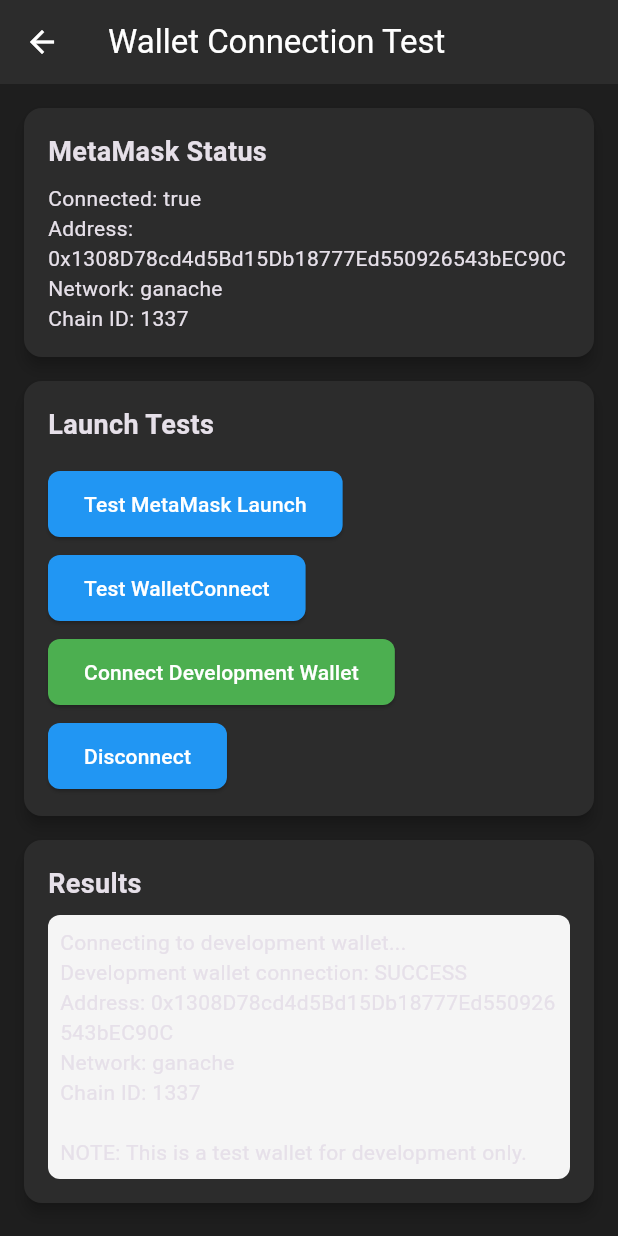
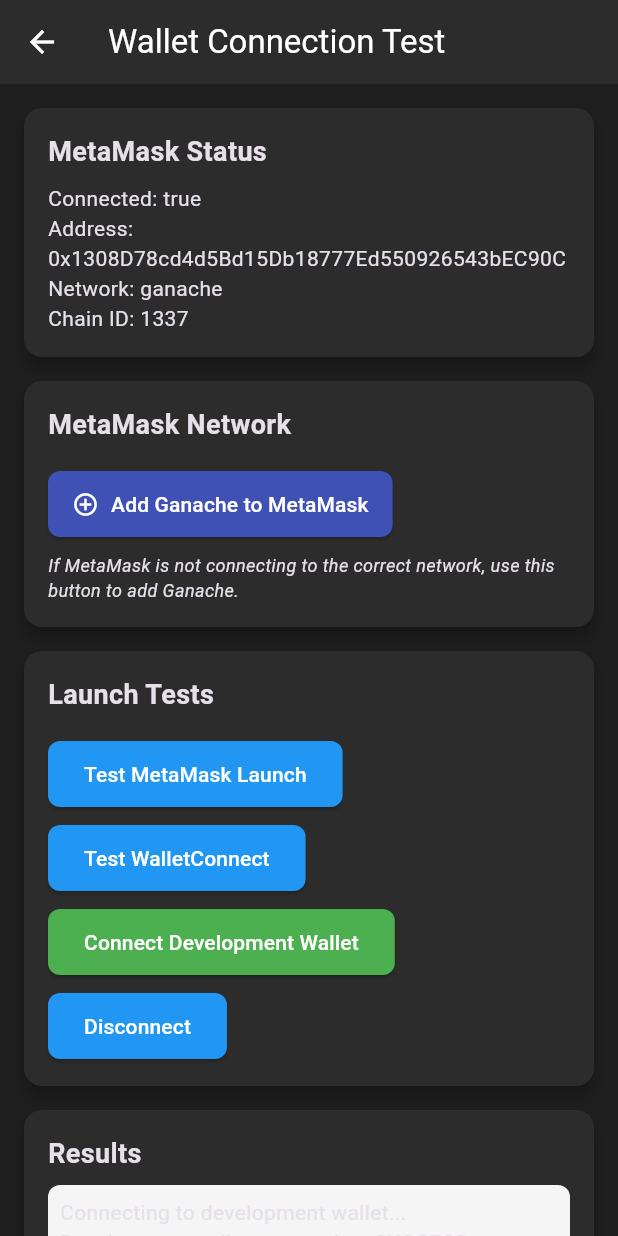
Before and after one commit to Mwaluchronicles1/crypto-pro, a Flutter app: the WalletTestScreen screen opened by its route, after a tap on "Test MetaMask Launch", after a tap on "Test WalletConnect", after a tap on "Connect Development Wallet", on a phone screen of 412 x 824 dp. Run offline on Flutter 3.47's test engine with Material 3 defaults, Android fonts, the light colour scheme and no system bars; our stand-ins replace convert, flutter_dotenv, qr_flutter; missing offline and left inert: walletconnect_flutter_v2, web3dart; statements that could not run were skipped; project files that could hold a hidden picture were left out.

Commit message:
updated cryptopro

```diff
--- a/lib/screens/document_verification_screen.dart
+++ b/lib/screens/document_verification_screen.dart
@@ -3,6 +3,7 @@
 import '../services/wallet_connect_service.dart';
 import '../services/document_service.dart';
 import '../widgets/wallet_connect_button.dart';
+import '../utils/network_config.dart';
 
 class DocumentVerificationScreen extends StatefulWidget {
   final DocumentService documentService;
@@ -388,6 +389,7 @@
         constraints: const BoxConstraints(maxWidth: 400),
         child: Column(
           mainAxisAlignment: MainAxisAlignment.center,
+          mainAxisSize: MainAxisSize.min,
           children: [
             const Icon(
               Icons.account_balance_wallet_outlined,
@@ -402,6 +404,7 @@
                 fontWeight: FontWeight.bold,
                 color: Colors.white,
               ),
+              textAlign: TextAlign.center,
             ),
             const SizedBox(height: 16),
             const Text(
@@ -413,25 +416,40 @@
               ),
             ),
             const SizedBox(height: 32),
-            ElevatedButton(
+            SizedBox(
+              width: double.infinity,
+              child: ElevatedButton(
                 onPressed: () => _handleWalletConnection(walletService),
                 style: ElevatedButton.styleFrom(
                   backgroundColor: const Color(0xFF2196F3),
-                padding: const EdgeInsets.symmetric(horizontal: 32, vertical: 16),
+                  padding: const EdgeInsets.symmetric(horizontal: 24, vertical: 16),
                   shape: RoundedRectangleBorder(
                     borderRadius: BorderRadius.circular(8),
                   ),
                 ),
-              child: Row(
-                mainAxisSize: MainAxisSize.min,
-                children: const [
-                  Icon(Icons.link),
-                  SizedBox(width: 8),
-                  Text(
+                child: const Text(
                   'Connect Wallet',
                   style: TextStyle(fontSize: 16),
                 ),
-                ],
+              ),
+            ),
+            const SizedBox(height: 16),
+            SizedBox(
+              width: double.infinity,
+              child: OutlinedButton(
+                onPressed: () => NetworkConfig.addGanacheToMetaMask(context),
+                style: OutlinedButton.styleFrom(
+                  padding: const EdgeInsets.symmetric(horizontal: 24, vertical: 16),
+                  side: const BorderSide(color: Color(0xFF2196F3)),
+                  shape: RoundedRectangleBorder(
+                    borderRadius: BorderRadius.circular(8),
+                  ),
+                ),
+                child: const Text(
+                  'Add Ganache to MetaMask',
+                  style: TextStyle(fontSize: 16),
+                  textAlign: TextAlign.center,
+                ),
               ),
             ),
             const SizedBox(height: 16),
@@ -454,25 +472,32 @@
     });
 
     try {
-      // For assignment testing, use the development wallet connection
-      // This avoids using private keys directly in the code
-      final bool connected = await walletService.connectDevelopmentWallet();
+      // Try to use real MetaMask connection first
+      final bool connected = await walletService.connect();
 
       if (mounted) {
         if (connected) {
+          // Check if connected to Ganache
+          if (walletService.chainId == 1337) {
             ScaffoldMessenger.of(context).showSnackBar(
               const SnackBar(
-              content: Text('Wallet connected successfully (Development mode)'),
+                content: Text('Connected to Ganache successfully'),
                 backgroundColor: Colors.green,
               ),
             );
-        } else if (walletService.errorMessage != null) {
+          } else {
+            // Wrong network warning
             ScaffoldMessenger.of(context).showSnackBar(
               SnackBar(
-              content: Text('Connection error: ${walletService.errorMessage}'),
-              backgroundColor: Colors.red,
+                content: Text('Connected to ${walletService.currentNetwork} instead of Ganache. Please switch networks in MetaMask.'),
+                backgroundColor: Colors.orange,
+                duration: const Duration(seconds: 5),
               ),
             );
+          }
+        } else if (walletService.errorMessage != null) {
+          // If MetaMask connection fails, try fallback to development mode
+          await _tryDevelopmentFallback(walletService);
         } else {
           ScaffoldMessenger.of(context).showSnackBar(
             const SnackBar(
@@ -490,12 +515,38 @@
             backgroundColor: Colors.red,
           ),
         );
+        // Try development fallback as last resort
+        await _tryDevelopmentFallback(walletService);
       }
     } finally {
       if (mounted) {
         setState(() {
           _isConnecting = false;
         });
+      }
+    }
+  }
+
+  // Try to connect using development wallet as fallback
+  Future<void> _tryDevelopmentFallback(WalletConnectService walletService) async {
+    if (mounted) {
+      ScaffoldMessenger.of(context).showSnackBar(
+        const SnackBar(
+          content: Text('MetaMask connection failed. Using development mode as fallback...'),
+          backgroundColor: Colors.blue,
+        ),
+      );
+
+      // Try development wallet as fallback
+      final bool devConnected = await walletService.connectDevelopmentWallet();
+
+      if (mounted && devConnected) {
+        ScaffoldMessenger.of(context).showSnackBar(
+          const SnackBar(
+            content: Text('Connected using development mode'),
+            backgroundColor: Colors.green,
+          ),
+        );
       }
     }
   }
--- a/lib/services/contract_service.dart
+++ b/lib/services/contract_service.dart
@@ -243,7 +243,7 @@
         'hash': resultHash,
         'title': title,
         'owner': owner.hex,
-        'timestamp': timestamp.toString(),
+        'timestamp': timestamp.toInt(),
         'exists': exists,
         'status': status,
         'verifiers': verifiers.map((v) => (v as EthereumAddress).hex).toList(),
--- a/lib/services/wallet_connect_service.dart
+++ b/lib/services/wallet_connect_service.dart
@@ -11,8 +11,8 @@
   String? _currentAddress;
   int? _chainId;
   String? _errorMessage;
-  final List<String> _availableNetworks = ['ethereum', 'sepolia', 'polygon', 'binance'];
-  String _currentNetwork = 'sepolia';
+  final List<String> _availableNetworks = ['ganache', 'ethereum', 'sepolia', 'polygon', 'binance'];
+  String _currentNetwork = 'ganache'; // Default to Ganache
 
   // Chain Names (Human readable)
   final Map<String, String> _chainNames = {
@@ -20,6 +20,7 @@
     'sepolia': 'Sepolia Testnet',
     'polygon': 'Polygon',
     'binance': 'BNB Chain',
+    'ganache': 'Ganache Local',
   };
 
   // Chain IDs
@@ -28,6 +29,7 @@
     'sepolia': 11155111,
     'polygon': 137,
     'binance': 56,
+    'ganache': 1337,
   };
 
   // Network RPC URLs
@@ -36,6 +38,7 @@
     'sepolia': 'https://sepolia.infura.io/v3/9aa3d95b3bc440fa88ea12eaa4456161',
     'polygon': 'https://polygon-rpc.com',
     'binance': 'https://bsc-dataseed.binance.org/',
+    'ganache': 'http://127.0.0.1:7545', // Local Ganache
   };
 
   // WalletConnect V2 Web3Wallet
@@ -60,21 +63,8 @@
   // Initialize
   Future<void> initialize() async {
     try {
-      // Add Ganache to available chains for local testing
-      if (!_networkChainIds.containsKey('ganache')) {
-        _networkChainIds['ganache'] = 1337;
-        _networkRpcUrls['ganache'] = 'http://127.0.0.1:7545'; // Local address
-        _chainNames['ganache'] = 'Ganache Local';
-        if (!_availableNetworks.contains('ganache')) {
-          _availableNetworks.add('ganache');
-        }
-      }
-
-      // Default to Ganache for local testing
-      _currentNetwork = 'ganache';
-
-      // Initialize Web3Client with default network
-      _web3client = Web3Client(_networkRpcUrls[_currentNetwork]!, http.Client());
+      // Initialize Web3Client with default Ganache network
+      _web3client = Web3Client(_networkRpcUrls['ganache']!, http.Client());
 
       // Initialize WalletConnect client with a real Project ID
       _wcClient = await Web3App.createInstance(
@@ -95,7 +85,7 @@
       notifyListeners();
       debugPrint('WalletConnect initialized successfully');
       debugPrint('Available networks: $_availableNetworks');
-      debugPrint('Current network: $_currentNetwork');
+      debugPrint('Current network: $_currentNetwork (Chain ID: ${_networkChainIds[_currentNetwork]})');
     } catch (e) {
       _errorMessage = 'Failed to initialize WalletConnectService: $e';
       debugPrint('Error initializing WalletConnectService: $e');
@@ -151,15 +141,8 @@
         }
       }
 
-      // Add Ganache to available chains if testing locally
-      if (!_networkChainIds.containsKey('ganache')) {
-        _networkChainIds['ganache'] = 1337;
-        _networkRpcUrls['ganache'] = 'http://192.168.8.114:7545'; // Adjust IP as needed
-        _chainNames['ganache'] = 'Ganache Local';
-        if (!_availableNetworks.contains('ganache')) {
-          _availableNetworks.add('ganache');
-        }
-      }
+      // Ensure we're using Ganache
+      _currentNetwork = 'ganache';
 
       // Output debugging info
       debugPrint('Using network: $_currentNetwork');
@@ -185,7 +168,7 @@
         ),
       };
 
-      debugPrint('Creating connection request...');
+      debugPrint('Creating connection request for Ganache (Chain ID: ${_networkChainIds[_currentNetwork]})...');
       // Connect
       final connectResponse = await _wcClient!.connect(
         requiredNamespaces: requiredNamespaces,
@@ -240,6 +223,12 @@
 
         if (_isConnected) {
           debugPrint('Successfully connected to wallet');
+          // Verify we're on Ganache
+          if (_chainId != 1337) {
+            _errorMessage = 'Connected to chain ${_chainId} but expected Ganache (1337). Please switch networks in MetaMask.';
+            debugPrint(_errorMessage!);
+            notifyListeners();
+          }
         } else {
           debugPrint('Connection process completed but isConnected is still false');
         }
@@ -617,17 +606,19 @@
       _errorMessage = null;
       notifyListeners();
 
+      // Ensure we're using Ganache
+      _currentNetwork = 'ganache';
+
       // Set up development address - use a safer approach than storing private keys
       const devAddress = '0x1308D78cd4d5Bd15Db18777Ed550926543bEC90C';
       _currentAddress = devAddress;
       _chainId = 1337; // Ganache's default chain ID
       _isConnected = true;
-      _currentNetwork = 'ganache';
 
       // Update web3 client for the connected chain
       _updateWeb3Client();
 
-      debugPrint('Successfully connected to development wallet');
+      debugPrint('Successfully connected to development wallet (Ganache)');
       debugPrint('Connected with address: $_currentAddress');
       debugPrint('Chain ID: $_chainId');
 
--- a/lib/tools/wallet_test.dart
+++ b/lib/tools/wallet_test.dart
@@ -2,6 +2,7 @@
 import 'package:url_launcher/url_launcher.dart';
 import 'package:crypto_pro/services/wallet_connect_service.dart';
 import 'package:provider/provider.dart';
+import 'package:crypto_pro/utils/network_config.dart';
 
 /// Test screen for debugging wallet connection issues
 class WalletTestScreen extends StatefulWidget {
@@ -51,6 +52,39 @@
                         'Error: ${walletService.errorMessage}',
                         style: const TextStyle(color: Colors.red),
                       ),
+                  ],
+                ),
+              ),
+            ),
+            const SizedBox(height: 16),
+            Card(
+              child: Padding(
+                padding: const EdgeInsets.all(16),
+                child: Column(
+                  crossAxisAlignment: CrossAxisAlignment.start,
+                  children: [
+                    const Text(
+                      'MetaMask Network',
+                      style: TextStyle(
+                        fontSize: 18,
+                        fontWeight: FontWeight.bold,
+                      ),
+                    ),
+                    const SizedBox(height: 16),
+                    ElevatedButton.icon(
+                      onPressed: () => NetworkConfig.addGanacheToMetaMask(context),
+                      icon: const Icon(Icons.add_circle_outline),
+                      label: const Text('Add Ganache to MetaMask'),
+                      style: ElevatedButton.styleFrom(
+                        backgroundColor: Colors.indigo,
+                        padding: const EdgeInsets.symmetric(vertical: 12, horizontal: 16),
+                      ),
+                    ),
+                    const SizedBox(height: 8),
+                    const Text(
+                      'If MetaMask is not connecting to the correct network, use this button to add Ganache.',
+                      style: TextStyle(fontStyle: FontStyle.italic, fontSize: 12),
+                    ),
                   ],
                 ),
               ),
--- /dev/null
+++ b/lib/utils/network_config.dart
@@ -0,0 +1,94 @@
+import 'package:flutter/material.dart';
+import 'package:url_launcher/url_launcher.dart';
+
+class NetworkConfig {
+  // Constants for Ganache network
+  static const int ganacheChainId = 1337;
+  static const String ganacheRpcUrl = 'http://127.0.0.1:7545';
+  static const String ganacheName = 'Ganache Local';
+  static const String ganacheSymbol = 'ETH';
+  static const String ganacheBlockExplorer = ''; // No block explorer for local Ganache
+
+  // Method to help user add Ganache network to MetaMask
+  static Future<void> addGanacheToMetaMask(BuildContext context) async {
+    // Show dialog explaining what's happening
+    await showDialog(
+      context: context,
+      builder: (context) => AlertDialog(
+        title: const Text('Add Ganache to MetaMask'),
+        content: const SingleChildScrollView(
+          child: Column(
+            mainAxisSize: MainAxisSize.min,
+            crossAxisAlignment: CrossAxisAlignment.start,
+            children: [
+              Text(
+                'We need to add Ganache as a custom network in your MetaMask wallet.',
+                style: TextStyle(fontWeight: FontWeight.bold),
+              ),
+              SizedBox(height: 12),
+              Text('Please follow these steps:'),
+              SizedBox(height: 8),
+              Text('1. Open MetaMask'),
+              Text('2. Tap on the network selector at the top'),
+              Text('3. Scroll down and tap "Add network"'),
+              Text('4. Choose "Add a network manually"'),
+              Text('5. Enter the following details:'),
+              SizedBox(height: 8),
+              Text('Network Name: Ganache Local'),
+              Text('RPC URL: http://127.0.0.1:7545'),
+              Text('Chain ID: 1337'),
+              Text('Currency Symbol: ETH'),
+              SizedBox(height: 12),
+              Text(
+                'After adding the network, please select it and return to the app.',
+                style: TextStyle(fontStyle: FontStyle.italic),
+              ),
+            ],
+          ),
+        ),
+        actions: [
+          TextButton(
+            onPressed: () => Navigator.of(context).pop(),
+            child: const Text('I\'ll do it manually'),
+          ),
+          ElevatedButton(
+            onPressed: () async {
+              Navigator.of(context).pop();
+              // Try to automatically add the network
+              await _launchMetaMaskDeepLink();
+            },
+            child: const Text('Add to MetaMask'),
+          ),
+        ],
+      ),
+    );
+  }
+
+  // Try to automatically add Ganache to MetaMask using deep link
+  static Future<void> _launchMetaMaskDeepLink() async {
+    try {
+      // Create the deep link URL (only works on some platforms and recent MetaMask versions)
+      final deepLink = Uri.encodeFull(
+        'https://metamask.app.link/dapp/add-chain?'
+        'chainId=0x${ganacheChainId.toRadixString(16)}'
+        '&chainName=${Uri.encodeComponent(ganacheName)}'
+        '&rpcUrl=${Uri.encodeComponent(ganacheRpcUrl)}'
+        '&nativeCurrency=${Uri.encodeComponent('{"name":"Ether","symbol":"ETH","decimals":18}')}'
+      );
+
+      // Try to launch the deep link
+      final canLaunch = await canLaunchUrl(Uri.parse(deepLink));
+      if (canLaunch) {
+        await launchUrl(Uri.parse(deepLink), mode: LaunchMode.externalApplication);
+      } else {
+        // If deep link doesn't work, try to launch MetaMask directly
+        final canLaunchApp = await canLaunchUrl(Uri.parse('metamask://'));
+        if (canLaunchApp) {
+          await launchUrl(Uri.parse('metamask://'), mode: LaunchMode.externalApplication);
+        }
+      }
+    } catch (e) {
+      debugPrint('Error launching MetaMask deep link: $e');
+    }
+  }
+}
--- a/lib/widgets/wallet_connect_button.dart
+++ b/lib/widgets/wallet_connect_button.dart
@@ -176,6 +176,7 @@
         final address = walletService.currentAddress;
         final chainName = walletService.currentNetwork;
         final errorMessage = walletService.errorMessage;
+        final isGanache = walletService.chainId == 1337;
 
         // If there's an error message and we're not connecting, show it on hover
         Widget connectionButton = TextButton(
@@ -186,7 +187,7 @@
             padding: const EdgeInsets.symmetric(horizontal: 16, vertical: 8),
             side: BorderSide(
               color: connected
-                  ? Colors.green.withAlpha(200)
+                  ? (isGanache ? Colors.green.withAlpha(200) : Colors.orange.withAlpha(200))
                   : (errorMessage != null ? Colors.orange.withAlpha(200) : Colors.grey.withAlpha(200)),
               width: 1,
             ),
@@ -217,21 +218,21 @@
                   children: [
                     Icon(
                       connected
-                          ? Icons.link
+                          ? (isGanache ? Icons.link : Icons.warning)
                           : (errorMessage != null ? Icons.error_outline : Icons.link_off),
                       color: connected
-                          ? Colors.green
+                          ? (isGanache ? Colors.green : Colors.orange)
                           : (errorMessage != null ? Colors.orange : Colors.grey),
                       size: 20,
                     ),
                     const SizedBox(width: 8),
                     Text(
                       connected
-                          ? '${_shortenAddress(address ?? '')} ($chainName)'
+                          ? '${_shortenAddress(address ?? '')} (${isGanache ? 'Ganache' : chainName})'
                           : 'Connect Wallet',
                       style: TextStyle(
                         color: connected
-                            ? Colors.green
+                            ? (isGanache ? Colors.green : Colors.orange)
                             : (errorMessage != null ? Colors.orange : Colors.grey),
                       ),
                     ),
@@ -257,6 +258,14 @@
           );
         }
 
+        // Add warning if connected but not to Ganache
+        if (connected && !isGanache) {
+          return Tooltip(
+            message: 'Warning: Connected to ${chainName} instead of Ganache. Please switch to Ganache in MetaMask.',
+            child: connectionButton,
+          );
+        }
+
         // Add tooltip if there's an error message
         if (errorMessage != null && !connected) {
           return Tooltip(
```
Also changed, not shown: lib/services/document_service.dart (+34 -11 lines). Lines whose indentation alone changed are shown as unchanged.
